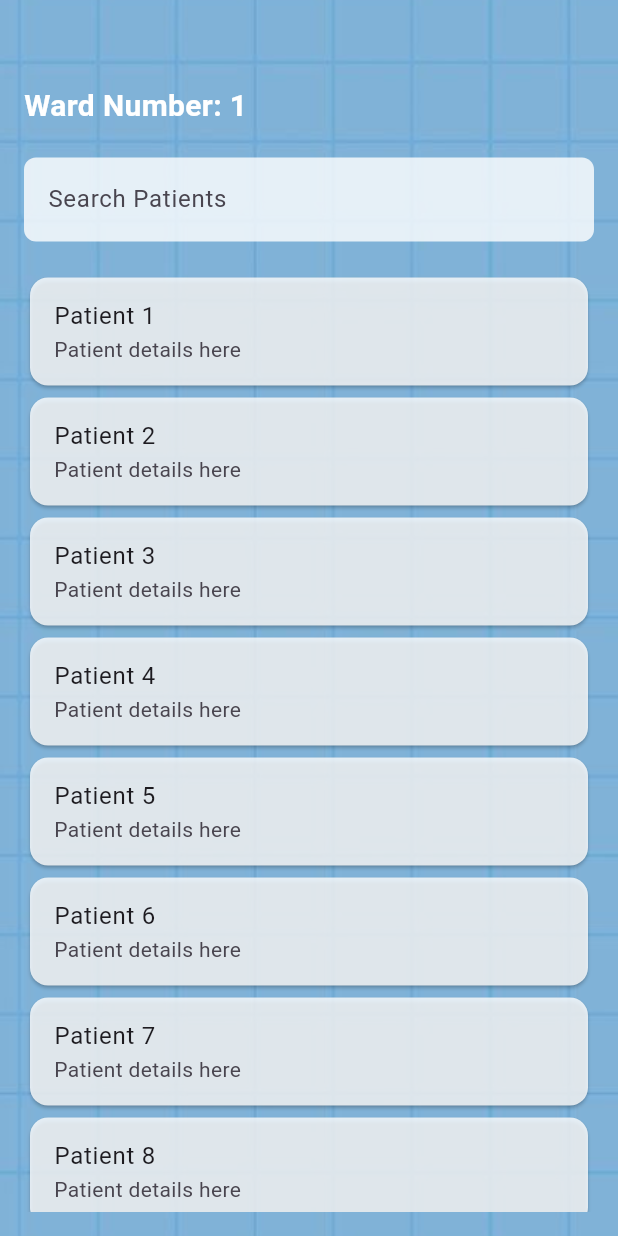
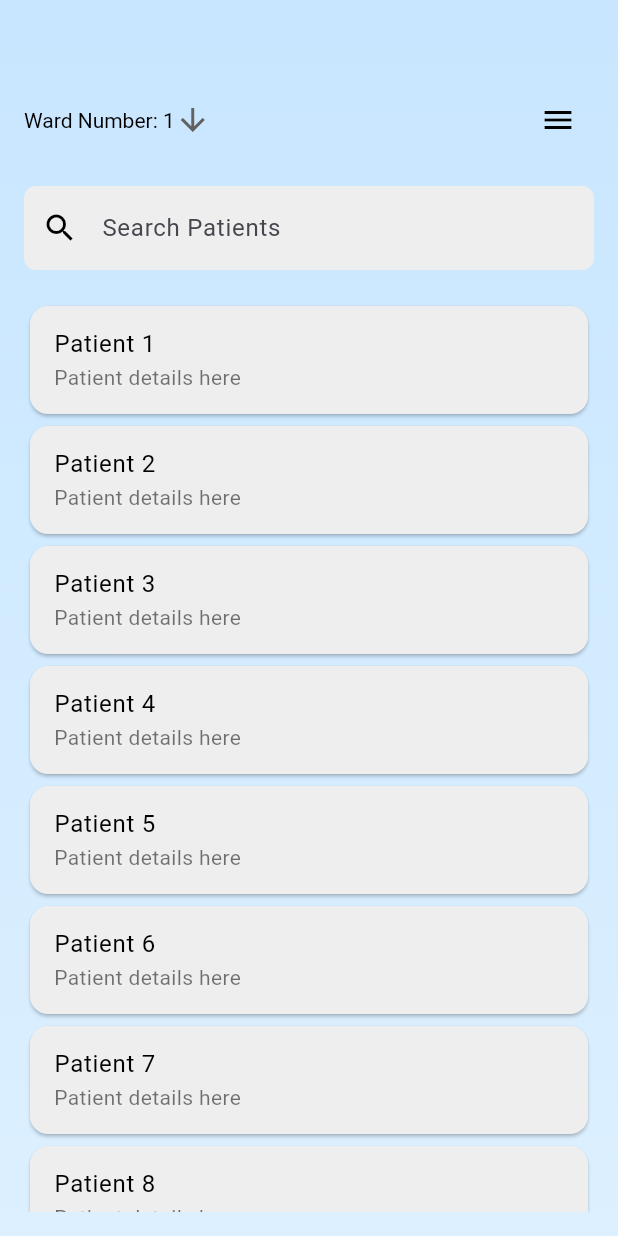
Before and after one commit to karthikeya-kar/pharmacy_app, a Flutter app: the PatientListScreen screen opened by its route, on a phone screen of 412 x 824 dp. Run offline on Flutter 3.47's test engine with Material 3 defaults, Android fonts, the light colour scheme and no system bars.

Commit message:
patient list

```diff
--- a/lib/screens/patient_list_screen.dart
+++ b/lib/screens/patient_list_screen.dart
@@ -1,16 +1,37 @@
 import 'package:flutter/material.dart';
 
-class PatientListScreen extends StatelessWidget {
+class PatientListScreen extends StatefulWidget {
   const PatientListScreen({Key? key}) : super(key: key);
+
+  @override
+  _PatientListScreenState createState() => _PatientListScreenState();
+}
+
+class _PatientListScreenState extends State<PatientListScreen> {
+  String selectedWard = 'Ward Number: 1';
+
+  List<String> wards = [
+    'Ward Number: 1',
+    'Ward Number: 2',
+    'Ward Number: 3',
+    'Ward Number: 4',
+    'Ward Number: 5',
+  ];
 
   @override
   Widget build(BuildContext context) {
     return Scaffold(
       body: Container(
         decoration: const BoxDecoration(
-          image: DecorationImage(
-            image: AssetImage('assets/record.png'), // Path to your image asset
-            fit: BoxFit.cover, // Ensures the image covers the entire screen
+          color: Color.fromRGBO(200, 230, 255, 1), // Light blue background
+          gradient: LinearGradient(
+            begin: Alignment.topCenter,
+            end: Alignment.bottomCenter,
+            colors: [
+              Color.fromRGBO(200, 230, 255, 1),
+              Color.fromRGBO(220, 240, 255, 1),
+            ],
+            stops: [0.0, 1.0],
           ),
         ),
         child: SafeArea(
@@ -20,24 +41,50 @@ class PatientListScreen extends StatelessWidget {
               crossAxisAlignment: CrossAxisAlignment.stretch,
               children: <Widget>[
                 const SizedBox(height: 40), // Add some space at the top
-                const Text(
-                  'Ward Number: 1',
-                  style: TextStyle(
-                    fontSize: 20,
-                    fontWeight: FontWeight.bold,
-                    color: Colors.white,
-                  ),
+                Row(
+                  mainAxisAlignment: MainAxisAlignment.spaceBetween,
+                  children: [
+                    DropdownButton<String>(
+                      value: selectedWard,
+                      icon: const Icon(Icons.arrow_downward),
+                      iconSize: 24,
+                      elevation: 16,
+                      style: const TextStyle(color: Colors.black),
+                      underline: Container(
+                        height: 2,
+                        color: Colors.transparent,
+                      ),
+                      onChanged: (String? newValue) {
+                        setState(() {
+                          selectedWard = newValue!;
+                        });
+                      },
+                      items: wards.map<DropdownMenuItem<String>>((String value) {
+                        return DropdownMenuItem<String>(
+                          value: value,
+                          child: Text(value),
+                        );
+                      }).toList(),
+                    ),
+                    IconButton(
+                      icon: const Icon(Icons.menu, color: Colors.black), // Change icon color to black
+                      onPressed: () {
+                        // Handle menu button press here
+                      },
+                    ),
+                  ],
                 ),
                 const SizedBox(height: 20),
                 TextField(
                   decoration: InputDecoration(
                     hintText: 'Search Patients',
                     filled: true,
-                    fillColor: Colors.white.withOpacity(0.8),
+                    fillColor: Colors.grey[200], // Change fill color to light grey
                     border: OutlineInputBorder(
                       borderRadius: BorderRadius.circular(8.0),
                       borderSide: BorderSide.none,
                     ),
+                    prefixIcon: const Icon(Icons.search, color: Colors.black), // Change prefix icon color to black
                   ),
                 ),
                 const SizedBox(height: 20),
@@ -46,10 +93,10 @@ class PatientListScreen extends StatelessWidget {
                     itemCount: 10, // Replace with the actual number of patients
                     itemBuilder: (context, index) {
                       return Card(
-                        color: Colors.white.withOpacity(0.8),
+                        color: Colors.grey[200], // Change card color to light grey
                         child: ListTile(
-                          title: Text('Patient ${index + 1}'),
-                          subtitle: const Text('Patient details here'),
+                          title: Text('Patient ${index + 1}', style: const TextStyle(color: Colors.black)),
+                          subtitle: const Text('Patient details here', style: TextStyle(color: Colors.black54)),
                           onTap: () {
                             // Handle patient selection here
                           },
```
